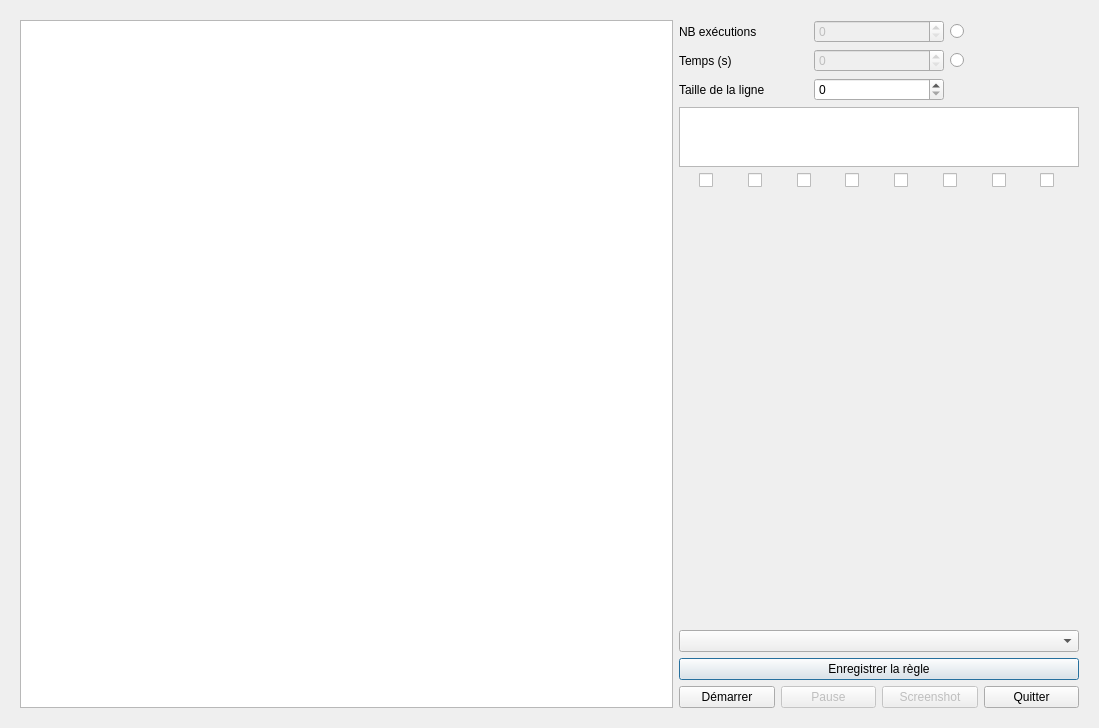
Old version of the form Interface/lp74.ui in the repository McKay1717/Jeux-de-la-vie.
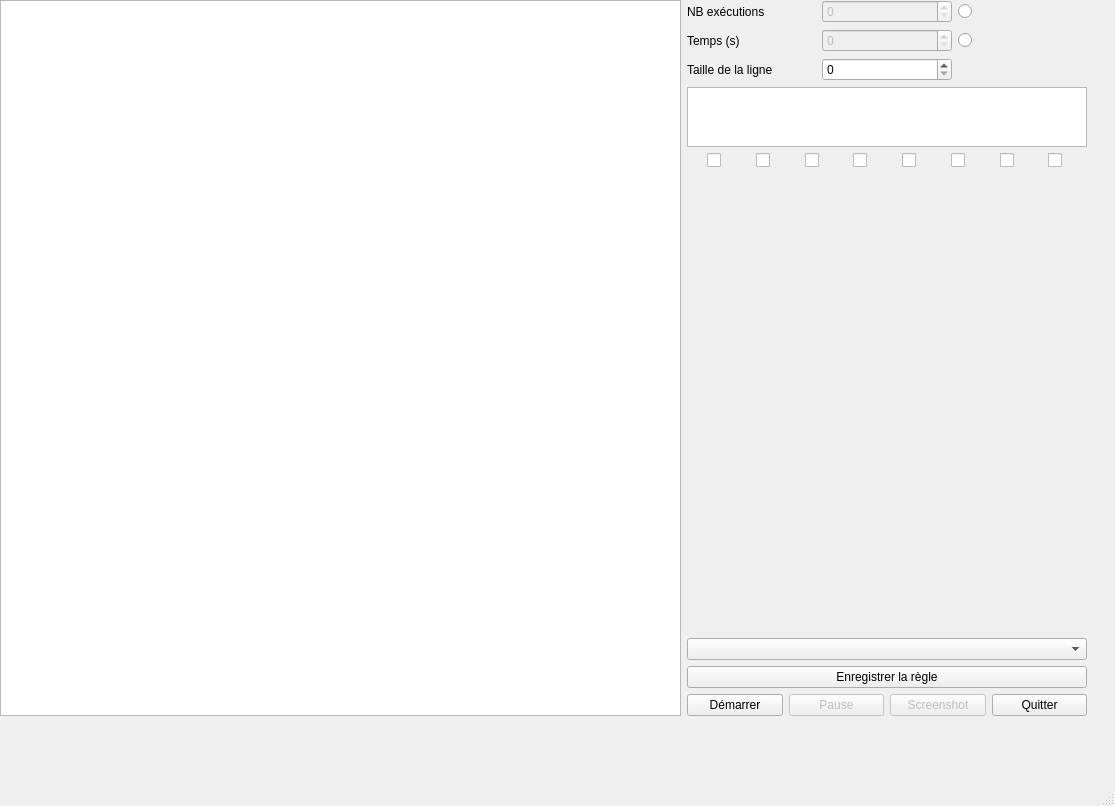
New version of the form.

Commit message: Change frame type

Diff of the .ui file:
```diff
--- a/Interface/lp74.ui
+++ b/Interface/lp74.ui
@@ -1,30 +1,28 @@
 <?xml version="1.0" encoding="UTF-8"?>
 <ui version="4.0">
- <class>Dialog</class>
- <widget class="QDialog" name="Dialog">
+ <class>MainWindow</class>
+ <widget class="QMainWindow" name="MainWindow">
   <property name="geometry">
    <rect>
     <x>0</x>
     <y>0</y>
-    <width>1099</width>
-    <height>728</height>
+    <width>1115</width>
+    <height>806</height>
    </rect>
   </property>
-  <property name="sizePolicy">
-   <sizepolicy hsizetype="Fixed" vsizetype="Fixed">
-    <horstretch>0</horstretch>
-    <verstretch>0</verstretch>
-   </sizepolicy>
-  </property>
   <property name="windowTitle">
    <string>Dialog</string>
   </property>
-  <property name="modal">
-   <bool>false</bool>
-  </property>
-  <layout class="QHBoxLayout" name="horizontalLayout_3">
-   <item>
-    <widget class="QFrame" name="frame">
+  <widget class="QWidget" name="centralwidget">
+   <widget class="QWidget" name="widget" native="true">
+    <property name="geometry">
+     <rect>
+      <x>0</x>
+      <y>0</y>
+      <width>1087</width>
+      <height>716</height>
+     </rect>
+    </property>
      <layout class="QHBoxLayout" name="horizontalLayout">
       <item>
        <widget class="QGraphicsView" name="graphic"/>
@@ -272,8 +270,25 @@
       </item>
      </layout>
     </widget>
-   </item>
-  </layout>
+  </widget>
+  <widget class="QMenuBar" name="menubar">
+   <property name="enabled">
+    <bool>false</bool>
+   </property>
+   <property name="geometry">
+    <rect>
+     <x>0</x>
+     <y>0</y>
+     <width>1115</width>
+     <height>30</height>
+    </rect>
+   </property>
+  </widget>
+  <widget class="QStatusBar" name="statusbar">
+   <property name="enabled">
+    <bool>false</bool>
+   </property>
+  </widget>
  </widget>
  <resources/>
  <connections/>
```
Left out of the diff: 2 changed lines with no effect on the pictures. Lines whose indentation alone changed are shown as unchanged.
